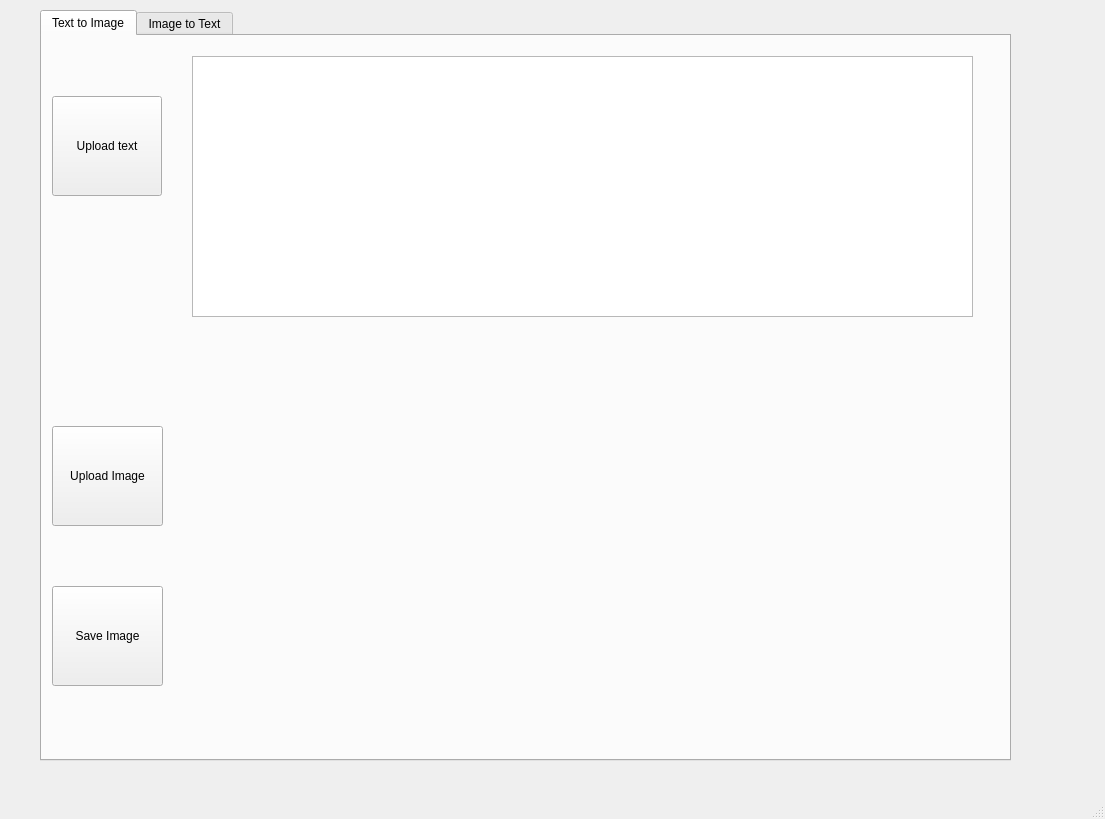
The window that Interface.ui (Zeroqube/DevHack_abacaba_Project) describes before a commit, drawn with Qt 5.
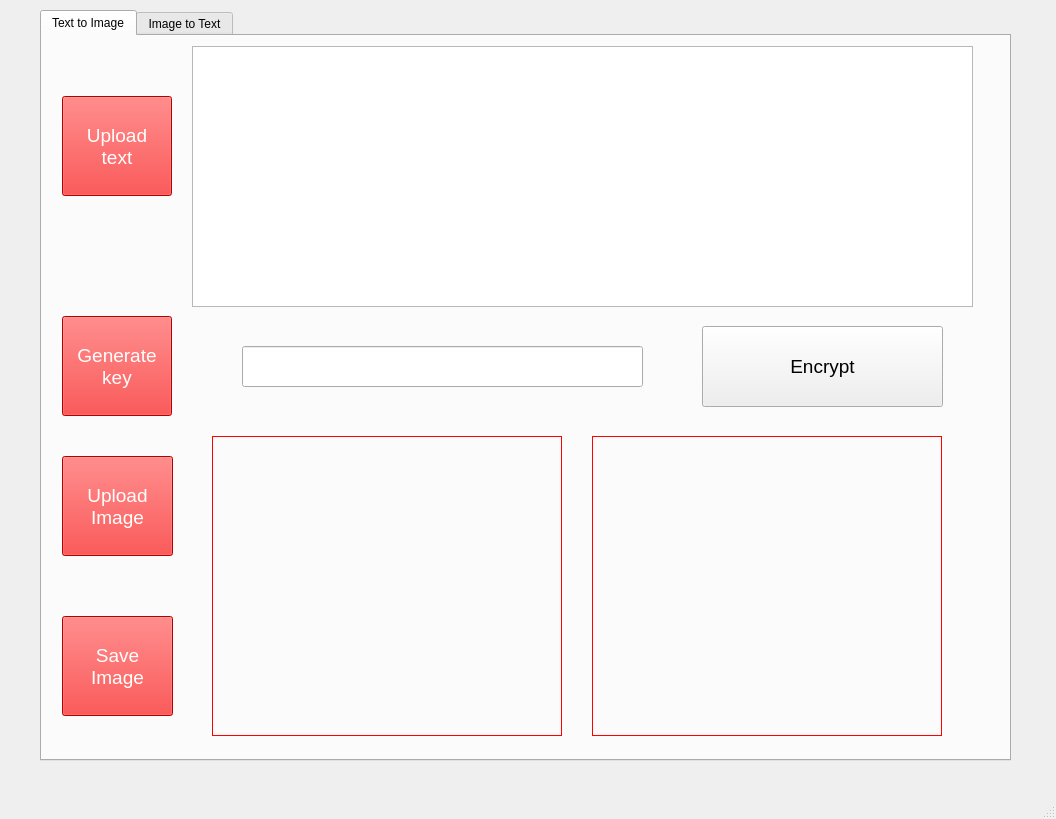
The same window after the commit. The open tabs and pages were chosen to show the change.

Commit message: Without saving image

Patch:
```diff
--- a/Interface.ui
+++ b/Interface.ui
@@ -6,13 +6,16 @@
    <rect>
     <x>0</x>
     <y>0</y>
-    <width>1105</width>
+    <width>1056</width>
     <height>819</height>
    </rect>
   </property>
   <property name="windowTitle">
    <string>MainWindow</string>
   </property>
+  <property name="styleSheet">
+   <string notr="true"/>
+  </property>
   <widget class="QWidget" name="centralwidget">
    <widget class="QTabWidget" name="tabWidget">
     <property name="geometry">
@@ -23,6 +26,9 @@
       <height>751</height>
      </rect>
     </property>
+    <property name="styleSheet">
+     <string notr="true"/>
+    </property>
     <property name="currentIndex">
      <number>1</number>
     </property>
@@ -34,7 +40,7 @@
       <property name="geometry">
        <rect>
         <x>150</x>
-        <y>20</y>
+        <y>10</y>
         <width>781</width>
         <height>261</height>
        </rect>
@@ -44,55 +50,101 @@
         <pointsize>14</pointsize>
        </font>
       </property>
+      <property name="styleSheet">
+       <string notr="true"/>
+      </property>
      </widget>
      <widget class="QPushButton" name="outsideText">
       <property name="geometry">
        <rect>
-        <x>10</x>
+        <x>20</x>
         <y>60</y>
         <width>110</width>
         <height>100</height>
        </rect>
       </property>
+      <property name="font">
+       <font>
+        <pointsize>14</pointsize>
+       </font>
+      </property>
+      <property name="styleSheet">
+       <string notr="true">QPushButton {
+	color: white;
+	background-color: red;
+}</string>
+      </property>
       <property name="text">
-       <string>Upload text</string>
+       <string>Upload 
+text</string>
       </property>
      </widget>
      <widget class="QPushButton" name="outsideImage">
       <property name="geometry">
        <rect>
-        <x>10</x>
-        <y>390</y>
+        <x>20</x>
+        <y>420</y>
         <width>111</width>
         <height>100</height>
        </rect>
       </property>
+      <property name="font">
+       <font>
+        <pointsize>14</pointsize>
+       </font>
+      </property>
+      <property name="styleSheet">
+       <string notr="true">QPushButton {
+	color: white;
+	background-color: red;
+}</string>
+      </property>
       <property name="text">
-       <string>Upload Image</string>
+       <string>Upload 
+Image</string>
       </property>
      </widget>
      <widget class="QPushButton" name="saveImage">
       <property name="geometry">
        <rect>
-        <x>10</x>
-        <y>550</y>
+        <x>20</x>
+        <y>580</y>
         <width>111</width>
         <height>100</height>
        </rect>
       </property>
+      <property name="font">
+       <font>
+        <pointsize>14</pointsize>
+       </font>
+      </property>
+      <property name="styleSheet">
+       <string notr="true">QPushButton {
+	color: white;
+	background-color: red;
+}</string>
+      </property>
       <property name="text">
-       <string>Save Image</string>
+       <string>Save 
+Image</string>
       </property>
      </widget>
      <widget class="QLabel" name="userImage">
       <property name="geometry">
        <rect>
         <x>170</x>
-        <y>340</y>
+        <y>400</y>
         <width>350</width>
         <height>300</height>
        </rect>
       </property>
+      <property name="styleSheet">
+       <string notr="true">QLabel {
+	border-style: solid;
+	border-width: 1px;
+	border-color: red;
+}</string>
+      </property>
       <property name="text">
        <string/>
       </property>
@@ -101,15 +153,80 @@
       <property name="geometry">
        <rect>
         <x>550</x>
-        <y>340</y>
+        <y>400</y>
         <width>350</width>
         <height>300</height>
        </rect>
       </property>
+      <property name="styleSheet">
+       <string notr="true">QLabel {
+	border-style: solid;
+	border-width: 1px;
+	border-color: red;
+}</string>
+      </property>
       <property name="text">
        <string/>
       </property>
      </widget>
+     <widget class="QLineEdit" name="keyout">
+      <property name="geometry">
+       <rect>
+        <x>200</x>
+        <y>310</y>
+        <width>401</width>
+        <height>41</height>
+       </rect>
+      </property>
+      <property name="font">
+       <font>
+        <pointsize>12</pointsize>
+       </font>
+      </property>
+     </widget>
+     <widget class="QPushButton" name="generator">
+      <property name="geometry">
+       <rect>
+        <x>20</x>
+        <y>280</y>
+        <width>110</width>
+        <height>100</height>
+       </rect>
+      </property>
+      <property name="font">
+       <font>
+        <pointsize>14</pointsize>
+       </font>
+      </property>
+      <property name="styleSheet">
+       <string notr="true">QPushButton {
+	color: white;
+	background-color: red;
+}</string>
+      </property>
+      <property name="text">
+       <string>Generate 
+key</string>
+      </property>
+     </widget>
+     <widget class="QPushButton" name="pushButton">
+      <property name="geometry">
+       <rect>
+        <x>660</x>
+        <y>290</y>
+        <width>241</width>
+        <height>81</height>
+       </rect>
+      </property>
+      <property name="font">
+       <font>
+        <pointsize>14</pointsize>
+       </font>
+      </property>
+      <property name="text">
+       <string>Encrypt</string>
+      </property>
+     </widget>
     </widget>
     <widget class="QWidget" name="tab_2">
      <attribute name="title">
```
Left out of the diff: 54 changed lines with no effect on the pictures. The commit also changes 1 other file.
